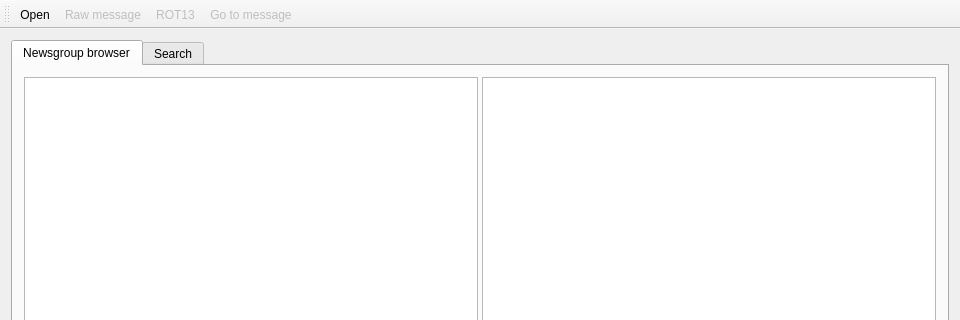
The window that browser/browser.ui (wolfpld/usenetarchive) describes before a commit, drawn with Qt 5; both pictures show x 0 to 960 and y 0 to 320 of the 960 by 640 pixel window.
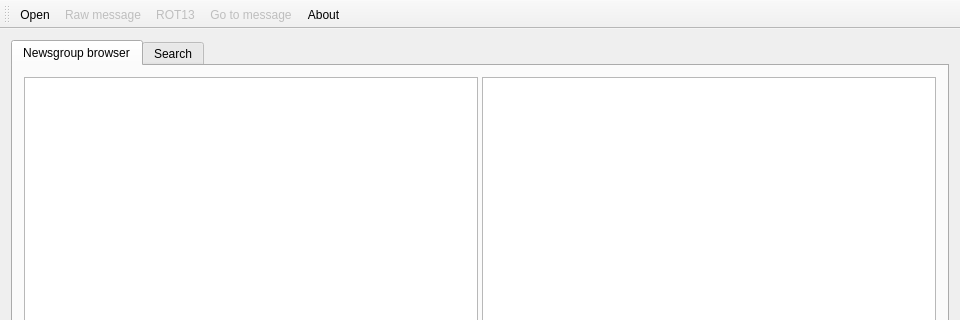
The same window after the commit.

Commit message: Add about dialog.

Diff of the .ui file:
```diff
--- a/browser/browser.ui
+++ b/browser/browser.ui
@@ -174,6 +174,7 @@
    <addaction name="actionRaw_message"/>
    <addaction name="actionROT13"/>
    <addaction name="actionGo_to_message"/>
+   <addaction name="actionAbout"/>
   </widget>
   <widget class="QStatusBar" name="statusBar"/>
   <action name="actionOpen">
@@ -211,6 +212,11 @@
     <string>Go to message</string>
    </property>
   </action>
+  <action name="actionAbout">
+   <property name="text">
+    <string>About</string>
+   </property>
+  </action>
  </widget>
  <layoutdefault spacing="6" margin="11"/>
  <resources/>
```
The commit also changes 6 other files.
